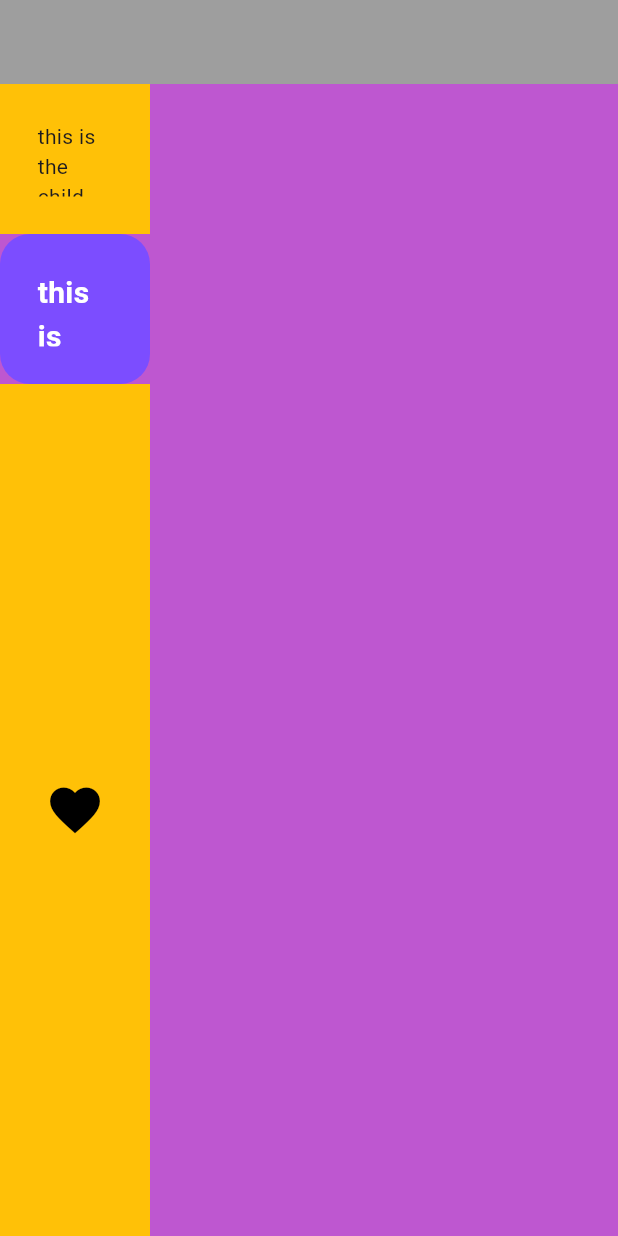
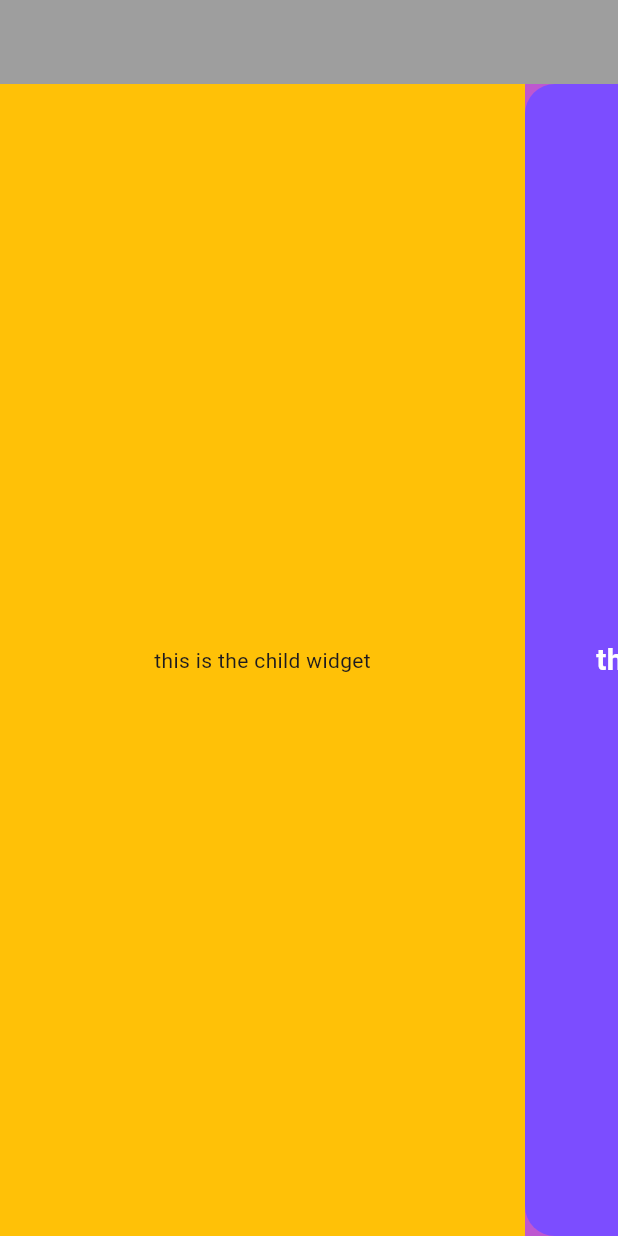
Before and after one commit to ansh-shrivastava/flutter_dev, a Flutter app: the screen it shows after launch, on a phone screen of 412 x 824 dp. Run offline on Flutter 3.47's test engine with Material 3 defaults, Android fonts, the phone set to English and light mode, and no system bars.

Commit message:
listview and scrolling

```diff
--- a/lib/main.dart
+++ b/lib/main.dart
@@ -1,4 +1,5 @@
 import 'package:flutter/material.dart';
+import 'package:flutter/rendering.dart';
 import 'package:tutorial/pages/first_page.dart';
 
 void main() {
@@ -15,19 +16,20 @@ class MyApp extends StatelessWidget {
         backgroundColor: const Color.fromARGB(255, 190, 87, 208),
         appBar: AppBar(backgroundColor: Colors.grey),
 
-        body: Column(
-          mainAxisAlignment: MainAxisAlignment.center,
+        body: ListView(
+          // make the app scrollable
+          scrollDirection: Axis.horizontal,
           children: [
             Container(
-              height: 100,
-              width: 100,
+              height: 600,
+              width: 350,
               color: Colors.amber,
               padding: EdgeInsets.all(25),
               child: Center(child: Text("this is the child widget")),
             ),
             Container(
-              height: 100,
-              width: 100,
+              height: 600,
+              width: 350,
               decoration: BoxDecoration(
                 color: Colors.deepPurpleAccent,
                 borderRadius: BorderRadius.circular(20),
@@ -44,15 +46,13 @@ class MyApp extends StatelessWidget {
                 ),
               ),
             ),
-            Expanded(
-              flex: 2, // maek this relativly expanded
-              // fills up the space
-              child: Container(
-                width: 100,
-                color: Colors.amber,
-                padding: EdgeInsets.all(25),
-                child: Icon(Icons.favorite, size: 40, color: Colors.black),
-              ),
+
+            Container(
+              height: 600,
+              width: 350,
+              color: Colors.amber,
+              padding: EdgeInsets.all(25),
+              child: Icon(Icons.favorite, size: 40, color: Colors.black),
             ),
           ],
         ),
```
